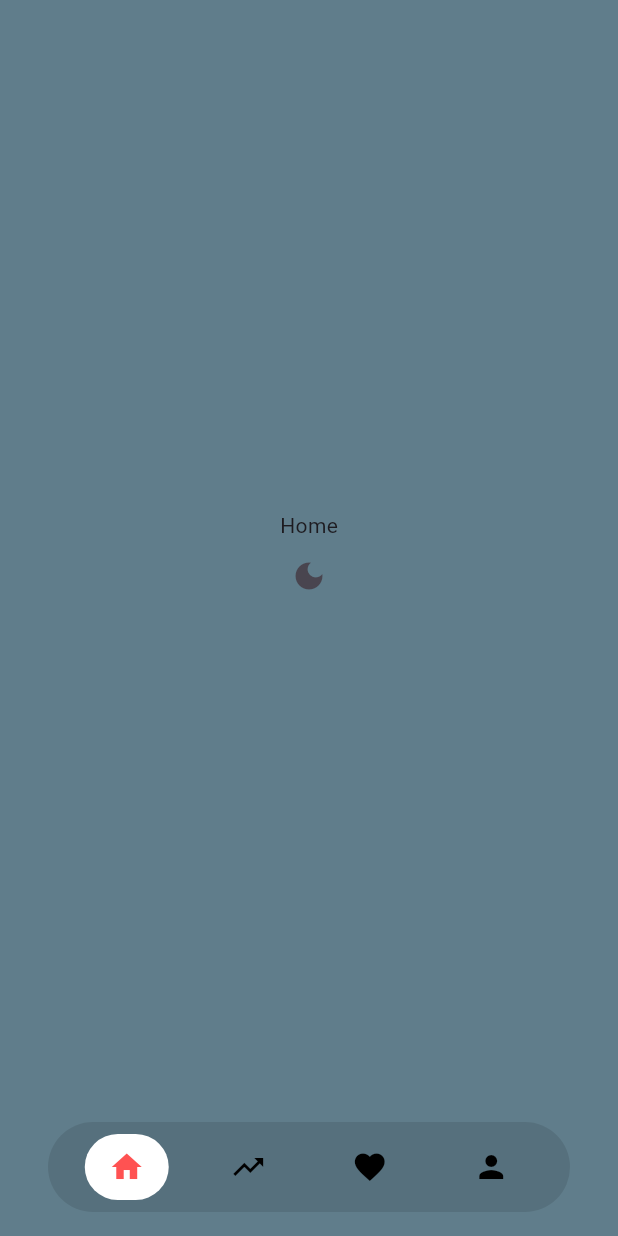
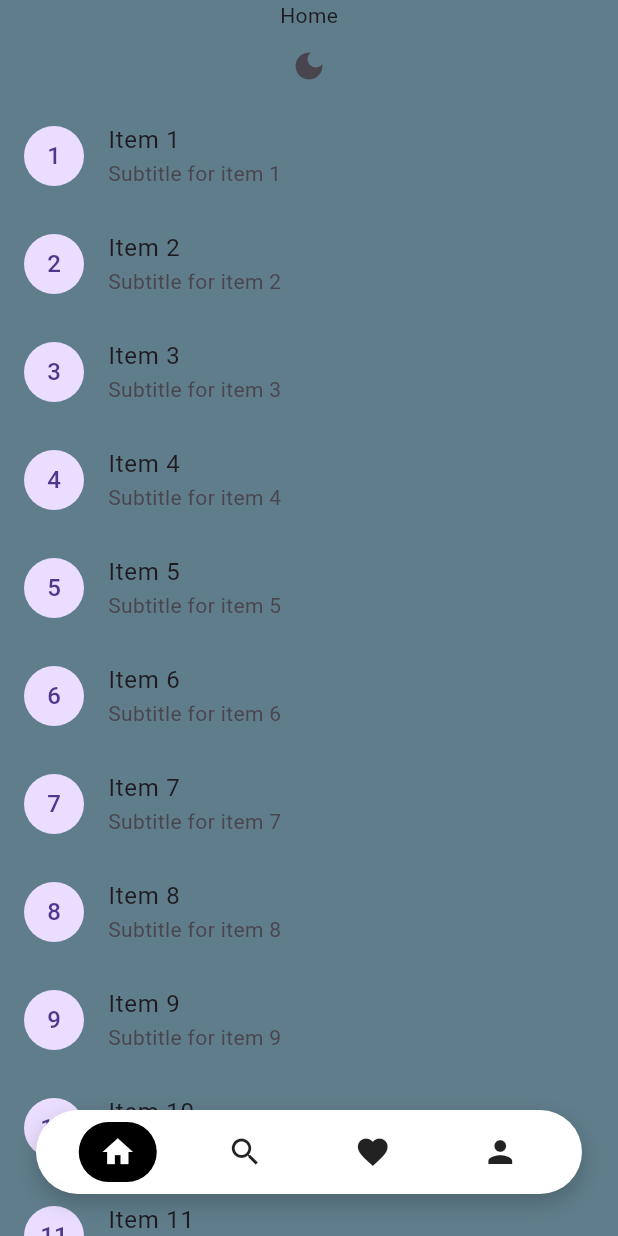
Before and after one commit to vumanhtu123/My-To-Be, a Flutter app: the screen it shows after launch, on a phone screen of 412 x 824 dp. Run offline on Flutter 3.47's test engine with Material 3 defaults, Android fonts, the phone set to English and light mode, and no system bars; our stand-ins replace get.

Commit message:
chore: bottombar full screen

```diff
--- a/lib/app/home/views/home.page.dart
+++ b/lib/app/home/views/home.page.dart
@@ -23,7 +23,19 @@ class HomePage extends GetView<HomeController> {
           }),
           onPressed: () => Get.find<ThemeController>().toggleTheme(),
         ),
-
+          Expanded(
+            child: ListView.builder(
+              itemCount: 50,
+              itemBuilder: (context, index) {
+                return ListTile(
+                  leading: CircleAvatar(child: Text('${index + 1}')),
+                  title: Text('Item ${index + 1}'),
+                  subtitle: Text('Subtitle for item ${index + 1}'),
+                  onTap: () => debugPrint('Tapped on Item ${index + 1}'),
+                );
+              },
+            ),
+          ),
       ],)
     );
   }
--- a/lib/components/floating.bottom.bar.dart
+++ b/lib/components/floating.bottom.bar.dart
@@ -7,25 +7,27 @@ class FloatingBottomBar extends StatelessWidget {
 
   @override
   Widget build(BuildContext context) {
+    final isDark = Theme.of(context).brightness == Brightness.dark;
+
     return Container(
-      margin: const EdgeInsets.symmetric(horizontal: 32),
+      margin: const EdgeInsets.symmetric(horizontal: 24, vertical: 12),
       padding: const EdgeInsets.symmetric(horizontal: 12, vertical: 8),
       decoration: BoxDecoration(
-        color: Colors.black.withOpacity(0.1),
-        borderRadius: BorderRadius.circular(40),
-        // boxShadow: const [
-        //   BoxShadow(
-        //     color: Colors.black38,
-        //     blurRadius: 8,
-        //     offset: Offset(0, 4),
-        //   ),
-        // ],
+        color: isDark ? Colors.black87 : Colors.white,
+        borderRadius: BorderRadius.circular(32),
+        boxShadow: [
+          BoxShadow(
+            color: Colors.black.withOpacity(0.2),
+            blurRadius: 12,
+            offset: const Offset(0, 6),
+          ),
+        ],
       ),
       child: const Row(
         mainAxisAlignment: MainAxisAlignment.spaceAround,
         children: [
           BottomBarItem(icon: Icons.home, label: 'Home', index: 0),
-          BottomBarItem(icon: Icons.trending_up, label: 'Search', index: 1),
+          BottomBarItem(icon: Icons.search, label: 'Search', index: 1),
           BottomBarItem(icon: Icons.favorite, label: 'Likes', index: 2),
           BottomBarItem(icon: Icons.person, label: 'Profile', index: 3),
         ],
@@ -33,7 +35,6 @@ class FloatingBottomBar extends StatelessWidget {
     );
   }
 }
-
 
 class BottomBarItem extends StatelessWidget {
   final IconData icon;
@@ -50,32 +51,38 @@ class BottomBarItem extends StatelessWidget {
   @override
   Widget build(BuildContext context) {
     final navCtrl = Get.find<MainController>();
+    final isDark = Theme.of(context).brightness == Brightness.dark;
 
     return Obx(() {
       final isSelected = navCtrl.currentIndex.value == index;
+      final backgroundColor = isSelected
+          ? (isDark ? Colors.white : Colors.black)
+          : Colors.transparent;
+      final iconColor = isSelected
+          ? (isDark ? Colors.black : Colors.white)
+          : (isDark ? Colors.white70 : Colors.black87);
+
       return GestureDetector(
         onTap: () => navCtrl.changeTab(index),
         child: AnimatedContainer(
-          duration: const Duration(milliseconds: 0),
-          padding: const EdgeInsets.symmetric(horizontal: 16, vertical: 10),
-          decoration: isSelected
-              ? BoxDecoration(
-            color: Colors.white,
+          duration: const Duration(milliseconds: 500),
+          curve: Curves.easeInOut,
+          padding: const EdgeInsets.symmetric(horizontal: 14, vertical: 8),
+          decoration: BoxDecoration(
+            color: backgroundColor,
             borderRadius: BorderRadius.circular(30),
-          )
-              : null,
+          ),
           child: Row(
             children: [
-              Icon(
-                icon,
-                color: isSelected ? Colors.redAccent : Colors.black,
-              ),
-              // if (isSelected)
-              //   const SizedBox(width: 6),
+              Icon(icon, color: iconColor),
+              // if (isSelected) const SizedBox(width: 6),
               // if (isSelected)
               //   Text(
               //     label,
-              //     style: const TextStyle(color: Colors.black),
+              //     style: TextStyle(
+              //       color: iconColor,
+              //       fontWeight: FontWeight.w600,
+              //     ),
               //   ),
             ],
           ),
--- a/lib/main.dart
+++ b/lib/main.dart
@@ -348,11 +348,23 @@ class MainScreen extends StatelessWidget {
     final navCtrl = Get.find<MainController>();
 
     return Scaffold(
-      backgroundColor: Colors.blueGrey,
-      body: Obx(() => _pages[navCtrl.currentIndex.value]),
-      bottomNavigationBar: const Padding(
-        padding: EdgeInsets.only(bottom: 16),
-        child: FloatingBottomBar(),
+      backgroundColor: Theme.of(context).scaffoldBackgroundColor,
+      body: Stack(
+        children: [
+          Obx(() => IndexedStack(
+            index: navCtrl.currentIndex.value,
+            children: _pages,
+          )),
+
+          const Positioned(
+            left: 0,
+            right: 0,
+            bottom: 16,
+            child: Center(
+              child: FloatingBottomBar(),
+            ),
+          ),
+        ],
       ),
     );
   }
```
